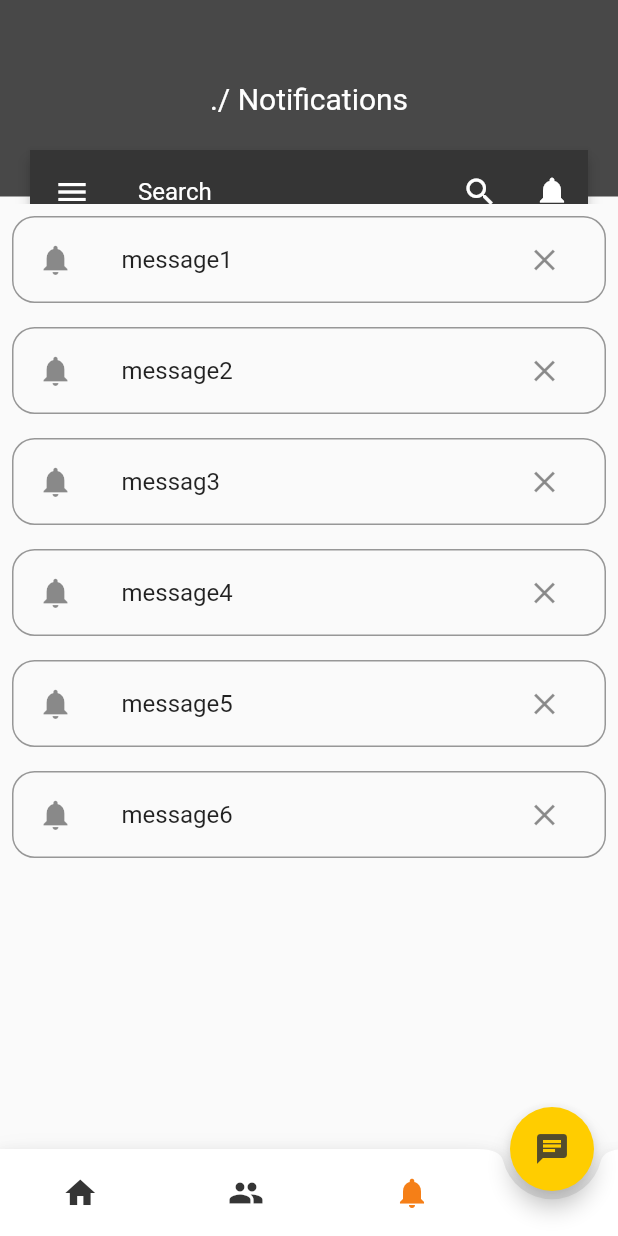
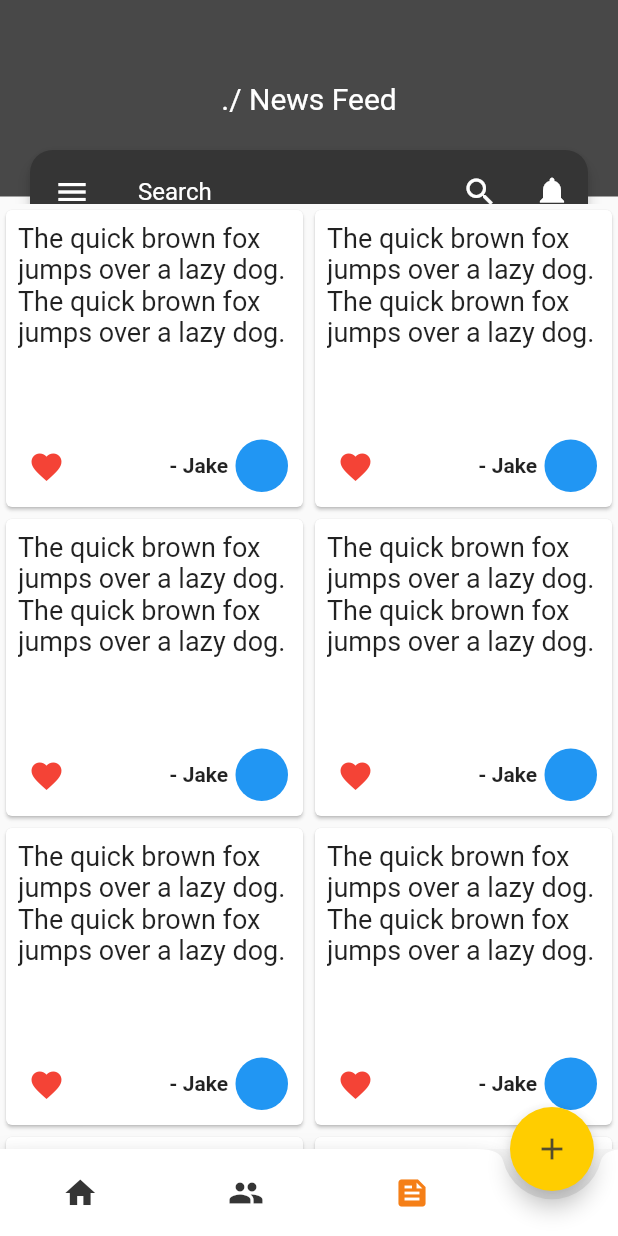
Before and after one commit to iMahfuzurX/messaging_app, a Flutter app: the AppHomeScreen screen opened by its route, item 3 of the bottom bar chosen, on a phone screen of 412 x 824 dp. Run offline on Flutter 3.47's test engine with Material 2 defaults, Android fonts, the phone set to English and light mode, and no system bars; our stand-ins replace get, google_fonts; Roboto replaces fonts that are missing (Ubuntu).

```diff
--- a/lib/main.dart
+++ b/lib/main.dart
@@ -4,6 +4,7 @@ import 'package:messaging_app/src/features/apphome/screens/home_screen.dart';
 import 'package:messaging_app/src/features/authentication/screens/signin_screen.dart';
 import 'package:messaging_app/src/features/authentication/screens/signup_screen.dart';
 import 'package:messaging_app/src/features/authentication/screens/welcome_screen.dart';
+import 'package:messaging_app/src/features/chats/screens/chats_screen.dart';
 import 'package:messaging_app/src/utils/themes/app_theme.dart';
 
 void main() {
@@ -30,6 +31,7 @@ class MainApp extends StatelessWidget {
         SignInScreen.routeName: (ctx) => SignInScreen(),
         SignUpScreen.routeName: (ctx) => SignUpScreen(),
         AppHomeScreen.routeName: (ctx) => AppHomeScreen(),
+        // ChatScreen.routeName: (ctx) => ChatScreen(),
       },
     );
   }
--- /dev/null
+++ b/lib/src/features/apphome/models/feed_model.dart
@@ -0,0 +1,11 @@
+
+class FeedModel {
+  final String id;
+  final String uid;
+  final String username;
+  final String content;
+  final String time;
+  final String? imageUrl;
+
+  FeedModel(this.id, this.uid, this.content, this.time, this.imageUrl, this.username);
+}
--- /dev/null
+++ b/lib/src/features/apphome/screens/feed_widget.dart
@@ -0,0 +1,79 @@
+import 'package:flutter/material.dart';
+import 'package:google_fonts/google_fonts.dart';
+
+import '../../../constants/colors.dart';
+import '../models/feed_model.dart';
+
+class FeedWidget extends StatelessWidget {
+  final List<FeedModel> feedList;
+
+  const FeedWidget({Key? key, required this.feedList}) : super(key: key);
+
+  @override
+  Widget build(BuildContext context) {
+    return GridView.builder(
+      gridDelegate: SliverGridDelegateWithFixedCrossAxisCount(
+        crossAxisCount: 2,
+      ),
+      itemBuilder: (ctx, index) => Card(
+        child: Padding(
+          padding: const EdgeInsets.all(8.0),
+          child: Stack(
+            children: [
+              Padding(
+                padding: const EdgeInsets.all(0.0),
+                child: Text(
+                  feedList[index].content,
+                  style: GoogleFonts.secularOne(
+                    fontSize: 18,
+                  ),
+                ),
+              ),
+              Positioned(
+                bottom: 2,
+                right: 2,
+                child: SizedBox(
+                  width: 35,
+                  height: 35,
+                  child: CircleAvatar(
+                    backgroundColor: Colors.blue,
+                  ),
+                ),
+              ),
+              Positioned(
+                bottom: 2 + (35 / 3.5),
+                right: 2 + 35 + 5,
+                child: Text(
+                  '- ${feedList[index].username}',
+                  style: GoogleFonts.ubuntu(
+                    fontWeight: FontWeight.w600,
+                  ),
+                ),
+              ),
+              Positioned(
+                left: -5,
+                bottom: -5,
+                child: IconButton(
+                  onPressed: () => null,
+                  style: ButtonStyle(
+                    shape: MaterialStatePropertyAll(
+                      RoundedRectangleBorder(
+                        side: BorderSide(color: Colors.black, width: 1),
+                        borderRadius: BorderRadius.circular(30),
+                      ),
+                    ),
+                  ),
+                  icon: Icon(
+                    Icons.favorite,
+                    color: Colors.red,
+                  ),
+                ),
+              ),
+            ],
+          ),
+        ),
+      ),
+      itemCount: feedList.length,
+    );
+  }
+}
--- a/lib/src/features/apphome/screens/home_screen.dart
+++ b/lib/src/features/apphome/screens/home_screen.dart
@@ -8,7 +8,9 @@ import 'package:messaging_app/src/common_widgets/lists/models/chats_list_model.d
 import 'package:messaging_app/src/constants/colors.dart';
 import 'package:messaging_app/src/constants/dimensions.dart';
 import 'package:messaging_app/src/constants/enums.dart';
+import 'package:messaging_app/src/features/apphome/models/feed_model.dart';
 import 'package:messaging_app/src/features/apphome/models/notifications_model.dart';
+import 'package:messaging_app/src/features/apphome/screens/feed_widget.dart';
 import 'package:messaging_app/src/features/apphome/screens/notifications.dart';
 
 class AppHomeScreen extends StatelessWidget {
@@ -40,6 +42,100 @@ class AppHomeScreen extends StatelessWidget {
     NotificationsModel('nid6', 'timeStamp', false, 'userId', 'message6')
   ];
 
+  final feedList = [
+    FeedModel(
+        'id1',
+        'uid1',
+        'The quick brown fox jumps over a lazy dog. The quick brown fox jumps over a lazy dog.',
+        'time',
+        null,
+        'Jake'),
+    FeedModel(
+        'id1',
+        'uid1',
+        'The quick brown fox jumps over a lazy dog. The quick brown fox jumps over a lazy dog.',
+        'time',
+        null,
+        'Jake'),
+    FeedModel(
+        'id1',
+        'uid1',
+        'The quick brown fox jumps over a lazy dog. The quick brown fox jumps over a lazy dog.',
+        'time',
+        null,
+        'Jake'),
+    FeedModel(
+        'id1',
+        'uid1',
+        'The quick brown fox jumps over a lazy dog. The quick brown fox jumps over a lazy dog.',
+        'time',
+        null,
+        'Jake'),
+    FeedModel(
+        'id1',
+        'uid1',
+        'The quick brown fox jumps over a lazy dog. The quick brown fox jumps over a lazy dog.',
+        'time',
+        null,
+        'Jake'),
+    FeedModel(
+        'id1',
+        'uid1',
+        'The quick brown fox jumps over a lazy dog. The quick brown fox jumps over a lazy dog.',
+        'time',
+        null,
+        'Jake'),
+    FeedModel(
+        'id1',
+        'uid1',
+        'The quick brown fox jumps over a lazy dog. The quick brown fox jumps over a lazy dog.',
+        'time',
+        null,
+        'Jake'),
+    FeedModel(
+        'id1',
+        'uid1',
+        'The quick brown fox jumps over a lazy dog. The quick brown fox jumps over a lazy dog.',
+        'time',
+        null,
+        'Jake'),
+    FeedModel(
+        'id1',
+        'uid1',
+        'The quick brown fox jumps over a lazy dog. The quick brown fox jumps over a lazy dog.',
+        'time',
+        null,
+        'Jake'),
+    FeedModel(
+        'id1',
+        'uid1',
+        'The quick brown fox jumps over a lazy dog. The quick brown fox jumps over a lazy dog.',
+        'time',
+        null,
+        'Jake'),
+    FeedModel(
+        'id1',
+        'uid1',
+        'The quick brown fox jumps over a lazy dog. The quick brown fox jumps over a lazy dog.',
+        'time',
+        null,
+        'Jake'),
+    FeedModel(
+        'id1',
+        'uid1',
+        'The quick brown fox jumps over a lazy dog. The quick brown fox jumps over a lazy dog.',
+        'time',
+        null,
+        'Jake'),
+    FeedModel(
+        'id1',
+        'uid1',
+        'The quick brown fox jumps over a lazy dog. The quick brown fox jumps over a lazy dog.',
+        'time',
+        null,
+        'Jake'),
+  ];
+
   _appBar(width, height) => PreferredSize(
       child: Stack(
         children: [
@@ -59,7 +155,7 @@ class AppHomeScreen extends StatelessWidget {
                   );
                 else
                   return Text(
-                    './ Notifications',
+                    './ News Feed',
                     style: TextStyle(fontSize: 20, color: Colors.white),
                   );
               }),
@@ -74,6 +170,8 @@ class AppHomeScreen extends StatelessWidget {
             right: 20,
             top: 100,
             child: AppBar(
+              shape: RoundedRectangleBorder(
+                  borderRadius: BorderRadius.circular(15)),
               backgroundColor: appPrimaryDarkColor,
               leading: IconButton(
                 icon: Icon(Icons.menu),
@@ -110,19 +208,23 @@ class AppHomeScreen extends StatelessWidget {
           if (controller.selectIndex.value == BottomNav.home)
             return ChatsList(chatsListModel: chatsList);
           else if (controller.selectIndex.value == BottomNav.notifications)
-            return MNotificationWidget(notificationList: notificationList);
+            return FeedWidget(feedList: feedList);
           else
             return Center(
               child: CircularProgressIndicator(),
             );
         },
       ),
-      floatingActionButton: FloatingActionButton(
-        onPressed: () => null,
-        backgroundColor: appPrimaryColor,
-        child: Icon(
-          Icons.chat,
-          color: appPrimaryDarkColor.withOpacity(0.85),
+      floatingActionButton: Obx(
+        () => FloatingActionButton(
+          onPressed: () => null,
+          backgroundColor: appPrimaryColor,
+          child: Icon(
+            (controller.selectIndex.value == BottomNav.notifications)
+                ? Icons.add
+                : Icons.chat,
+            color: appPrimaryDarkColor.withOpacity(0.85),
+          ),
         ),
       ),
       floatingActionButtonLocation: FloatingActionButtonLocation.endDocked,
@@ -163,7 +265,7 @@ class AppHomeScreen extends StatelessWidget {
                     deviceSize.width * 0.275, bottomBarPadding),
                 child: IconButton(
                   icon: Icon(
-                    Icons.notifications,
+                    Icons.feed,
                     color:
                         controller.selectIndex.value == BottomNav.notifications
                             ? bottomBarSelected
```
Also changed, not shown: lib/src/common_widgets/chat_components/chat_item_a.dart (added, +34 -0 lines), lib/src/common_widgets/chat_components/chat_item_b.dart (added, +35 -0 lines), lib/src/common_widgets/lists/chats_list.dart (+17 -8 lines), lib/src/common_widgets/textfields/text_field.dart (added, +38 -0 lines), lib/src/features/chats/models/chats_model.dart (added, +10 -0 lines), lib/src/features/chats/screens/chats_screen.dart (added, +69 -0 lines).
